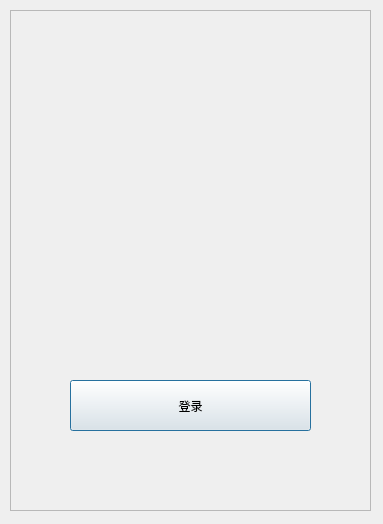
Before: the Qt Designer form QtWorkspace/PasswordManager/QWidget/ui/dialog/logindialog.ui in Robert-Stackflow/Workspace, drawn with Qt 5.
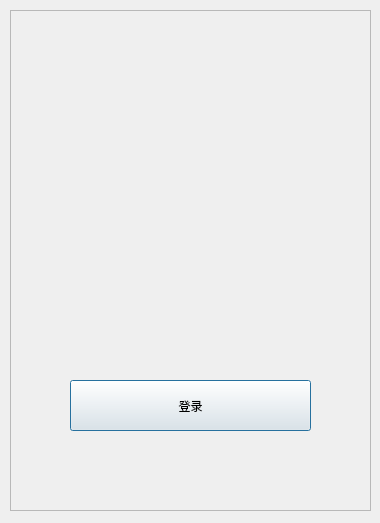
After: the same form once the commit is applied.

The edit to the form file:
```diff
--- a/QtWorkspace/PasswordManager/QWidget/ui/dialog/logindialog.ui
+++ b/QtWorkspace/PasswordManager/QWidget/ui/dialog/logindialog.ui
@@ -6,8 +6,8 @@
    <rect>
     <x>0</x>
     <y>0</y>
-    <width>383</width>
-    <height>524</height>
+    <width>380</width>
+    <height>523</height>
    </rect>
   </property>
   <property name="windowTitle">
@@ -41,10 +41,22 @@
    <property name="frameShadow">
     <enum>QFrame::Raised</enum>
    </property>
+  </widget>
+  <widget class="QWidget" name="layoutWidget_1">
+   <property name="geometry">
+    <rect>
+     <x>30</x>
+     <y>260</y>
+     <width>321</width>
+     <height>91</height>
+    </rect>
+   </property>
+   <layout class="QVBoxLayout" name="verticalLayout"/>
+  </widget>
    <widget class="QLabel" name="portrait">
     <property name="geometry">
      <rect>
-      <x>130</x>
+     <x>140</x>
       <y>80</y>
       <width>100</width>
       <height>100</height>
@@ -57,18 +69,6 @@
      <set>Qt::AlignCenter</set>
     </property>
    </widget>
-   <widget class="QWidget" name="layoutWidget_1">
-    <property name="geometry">
-     <rect>
-      <x>20</x>
-      <y>230</y>
-      <width>321</width>
-      <height>91</height>
-     </rect>
-    </property>
-    <layout class="QVBoxLayout" name="verticalLayout"/>
-   </widget>
-  </widget>
   <zorder>frame</zorder>
   <zorder>confirm</zorder>
  </widget>
```
Left out of the diff: 2 changed lines with no effect on the pictures. Lines whose indentation alone changed are shown as unchanged.
